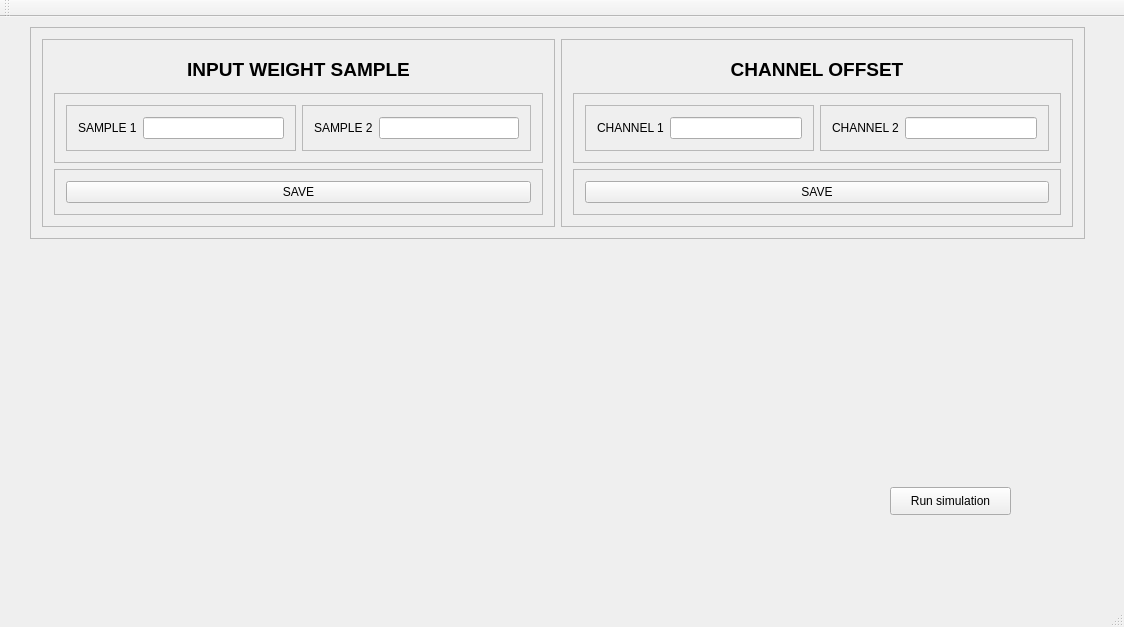
This is mainwindow.ui in rightec/SiframixSimul as Qt 5 draws it before an edit. The edited form follows.
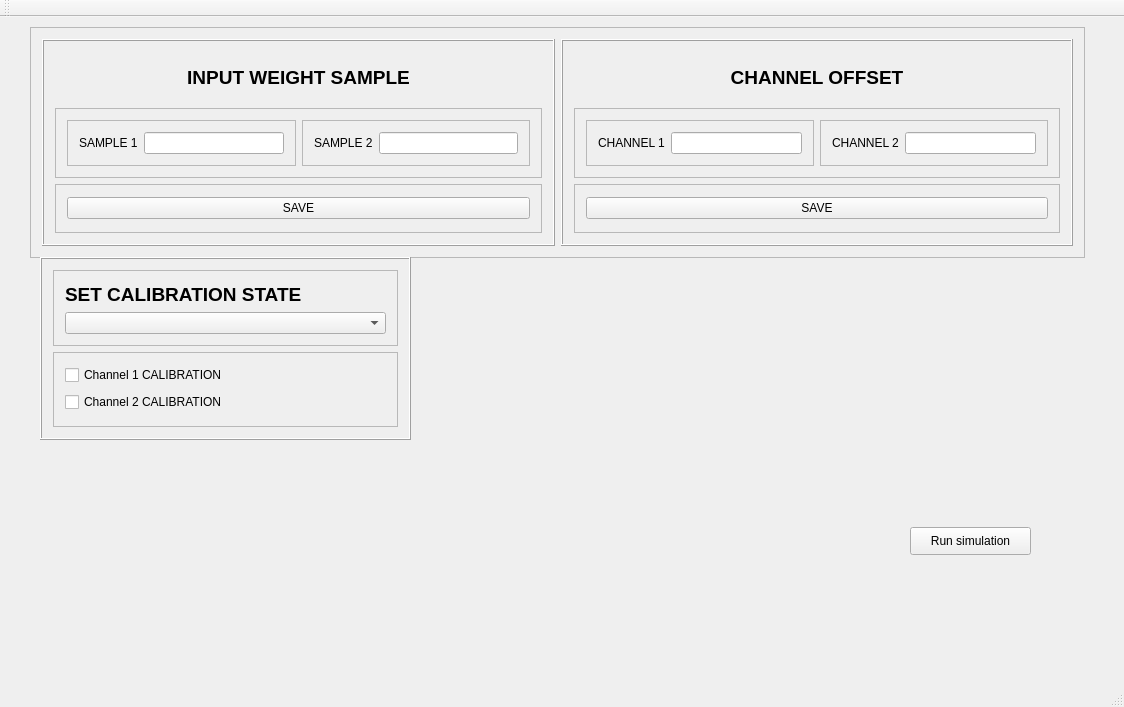
This is the edited form.

Commit message: In siframix restored original code and a bug correction - GUI improved

Patch:
```diff
--- a/mainwindow.ui
+++ b/mainwindow.ui
@@ -7,7 +7,7 @@
     <x>0</x>
     <y>0</y>
     <width>1124</width>
-    <height>627</height>
+    <height>707</height>
    </rect>
   </property>
   <property name="windowTitle">
@@ -17,8 +17,8 @@
    <widget class="QPushButton" name="pushButton">
     <property name="geometry">
      <rect>
-      <x>890</x>
-      <y>470</y>
+      <x>910</x>
+      <y>510</y>
       <width>121</width>
       <height>28</height>
      </rect>
@@ -33,7 +33,7 @@
       <x>30</x>
       <y>10</y>
       <width>1055</width>
-      <height>212</height>
+      <height>231</height>
      </rect>
     </property>
     <property name="frameShape">
@@ -46,7 +46,7 @@
      <item>
       <widget class="QFrame" name="m_frm_weightSample">
        <property name="frameShape">
-        <enum>QFrame::StyledPanel</enum>
+        <enum>QFrame::Box</enum>
        </property>
        <property name="frameShadow">
         <enum>QFrame::Raised</enum>
@@ -150,7 +150,7 @@
      <item>
       <widget class="QFrame" name="m_frm_weightSample_2">
        <property name="frameShape">
-        <enum>QFrame::StyledPanel</enum>
+        <enum>QFrame::Box</enum>
        </property>
        <property name="frameShadow">
         <enum>QFrame::Raised</enum>
@@ -253,6 +253,83 @@
      </item>
     </layout>
    </widget>
+   <widget class="QFrame" name="frame_12">
+    <property name="geometry">
+     <rect>
+      <x>40</x>
+      <y>240</y>
+      <width>371</width>
+      <height>183</height>
+     </rect>
+    </property>
+    <property name="frameShape">
+     <enum>QFrame::Box</enum>
+    </property>
+    <property name="frameShadow">
+     <enum>QFrame::Raised</enum>
+    </property>
+    <layout class="QVBoxLayout" name="verticalLayout_7">
+     <item>
+      <widget class="QFrame" name="frame_10">
+       <property name="frameShape">
+        <enum>QFrame::StyledPanel</enum>
+       </property>
+       <property name="frameShadow">
+        <enum>QFrame::Raised</enum>
+       </property>
+       <layout class="QVBoxLayout" name="verticalLayout_5">
+        <item>
+         <widget class="QLabel" name="label_5">
+          <property name="font">
+           <font>
+            <pointsize>14</pointsize>
+            <weight>75</weight>
+            <bold>true</bold>
+           </font>
+          </property>
+          <property name="text">
+           <string>SET CALIBRATION STATE</string>
+          </property>
+         </widget>
+        </item>
+        <item>
+         <widget class="QComboBox" name="m_cmb_CalibState">
+          <property name="maxVisibleItems">
+           <number>2</number>
+          </property>
+         </widget>
+        </item>
+       </layout>
+      </widget>
+     </item>
+     <item>
+      <widget class="QFrame" name="frame_11">
+       <property name="frameShape">
+        <enum>QFrame::StyledPanel</enum>
+       </property>
+       <property name="frameShadow">
+        <enum>QFrame::Raised</enum>
+       </property>
+       <layout class="QVBoxLayout" name="verticalLayout_6">
+        <item>
+         <widget class="QCheckBox" name="checkBox">
+          <property name="text">
+           <string>Channel 1 CALIBRATION</string>
+          </property>
+         </widget>
+        </item>
+        <item>
+         <widget class="QCheckBox" name="checkBox_2">
+          <property name="text">
+           <string>Channel 2 CALIBRATION</string>
+          </property>
+         </widget>
+        </item>
+       </layout>
+      </widget>
+     </item>
+    </layout>
+   </widget>
   </widget>
   <widget class="QMenuBar" name="menuBar">
    <property name="geometry">
```
The commit also changes 3 other files.
